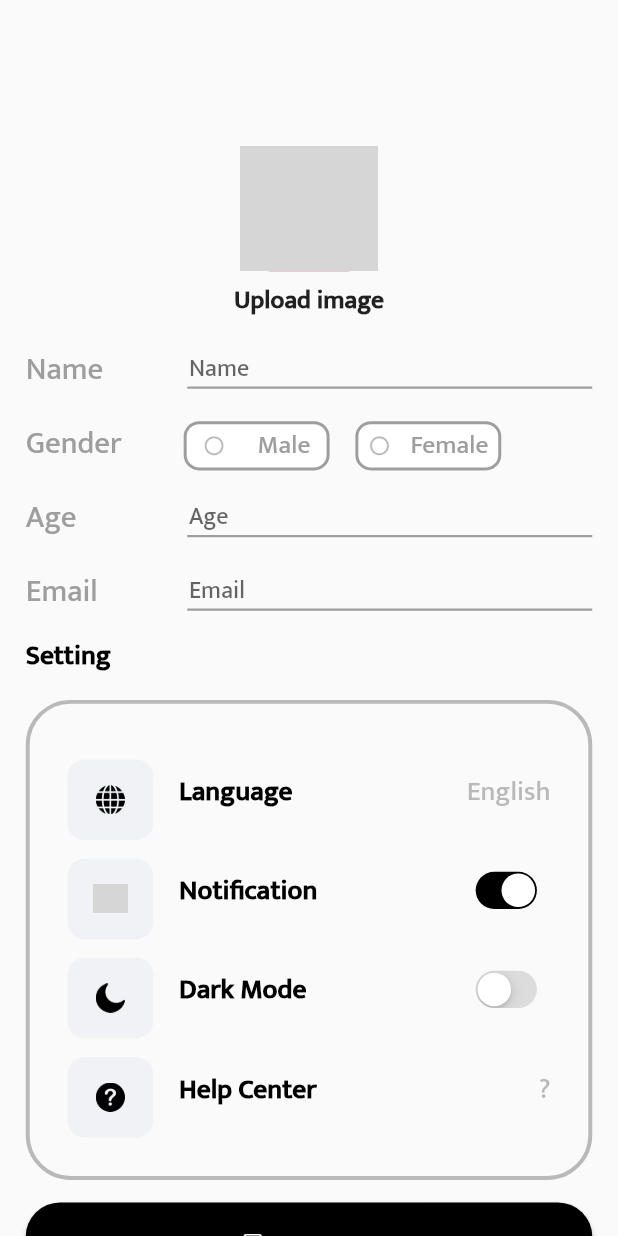
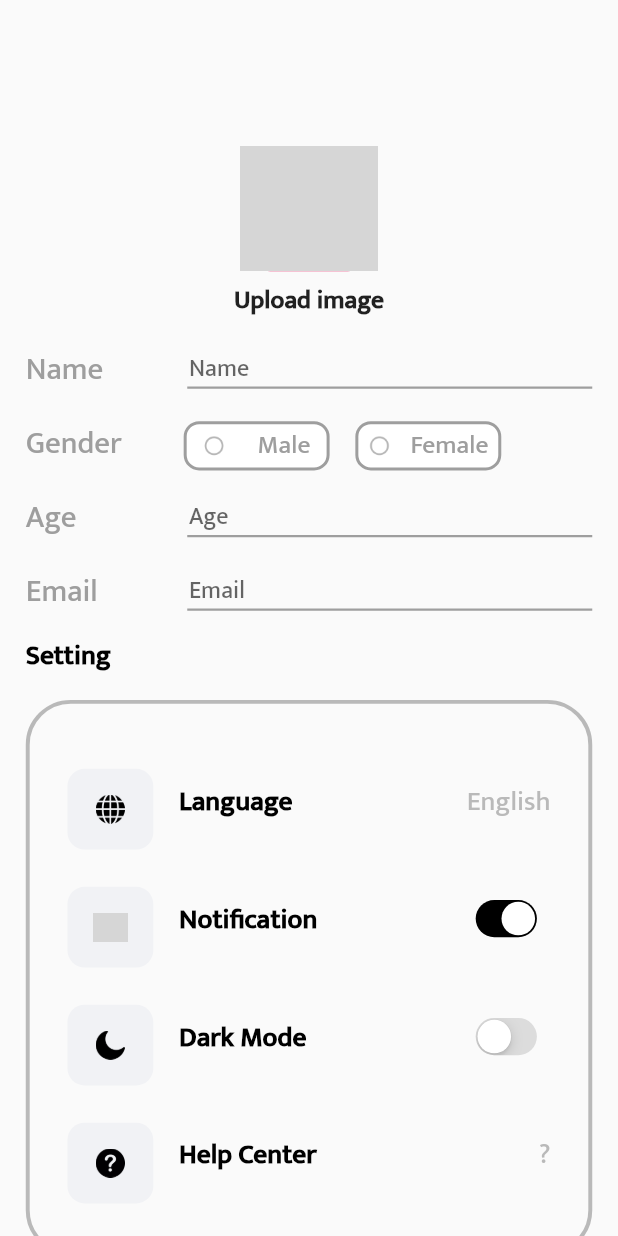
Before and after one commit to YojitSuthar/Practise-UI, a Flutter app: the UserProfile screen opened by its route, on a phone screen of 412 x 824 dp. Run offline on Flutter 3.47's test engine with Material 2 defaults, Android fonts, the phone set to English and light mode, and no system bars; our stand-ins replace cloud_firestore, firebase_core, fluentui_icons, flutter_screenutil, get, lottie and 1 more; accounts and stored records are empty; network calls fail; grey boxes are pictures that could not be loaded.

Commit message:
add height

```diff
--- a/lib/screens/user_profile/user_profile.dart
+++ b/lib/screens/user_profile/user_profile.dart
@@ -128,7 +128,7 @@ class UserProfile extends StatelessWidget {
               Container(
                 margin: const EdgeInsets.only(bottom: 15, top: 15),
                 padding: const EdgeInsets.all(22).w,
-                height: 320,
+                height: 310.h,
                 width: double.infinity,
                 decoration: BoxDecoration(
                     // color: Colors.pink,
```
